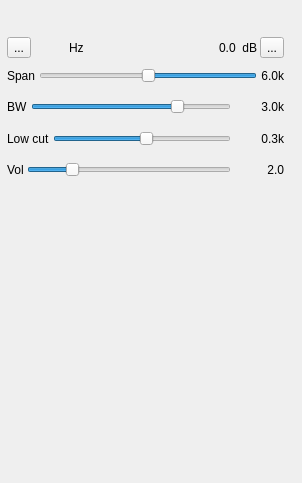
First picture: the form in plugins/channel/ssb/ssbdemodgui.ui, repository f4exb/sdrangel, before the edit.
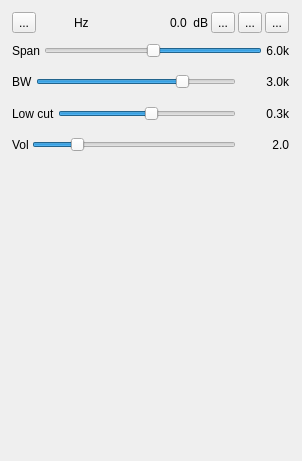
Second picture: the form after the edit. Icons and pictures are not drawn. Custom widgets are drawn as their Qt base class.

Commit message: New icons for SSB channel

What changed in the file:
```diff
--- a/plugins/channel/ssb/ssbdemodgui.ui
+++ b/plugins/channel/ssb/ssbdemodgui.ui
@@ -7,7 +7,7 @@
     <x>0</x>
     <y>0</y>
     <width>302</width>
-    <height>483</height>
+    <height>461</height>
    </rect>
   </property>
   <property name="minimumSize">
@@ -22,8 +22,8 @@
   <widget class="QWidget" name="settingsContainer" native="true">
    <property name="geometry">
     <rect>
-     <x>5</x>
-     <y>35</y>
+     <x>10</x>
+     <y>10</y>
      <width>281</width>
      <height>151</height>
     </rect>
@@ -160,6 +160,42 @@
           </property>
          </widget>
         </item>
+        <item>
+         <widget class="QToolButton" name="audioFlipChannels">
+          <property name="toolTip">
+           <string>Flip left/right audio channels</string>
+          </property>
+          <property name="text">
+           <string>...</string>
+          </property>
+          <property name="icon">
+           <iconset resource="../../../sdrbase/resources/res.qrc">
+            <normaloff>:/flip_lr.png</normaloff>
+            <normalon>:/flip_rl.png</normalon>:/flip_lr.png</iconset>
+          </property>
+          <property name="checkable">
+           <bool>true</bool>
+          </property>
+         </widget>
+        </item>
+        <item>
+         <widget class="QToolButton" name="dsb">
+          <property name="toolTip">
+           <string>DSB/SSB toggle</string>
+          </property>
+          <property name="text">
+           <string>...</string>
+          </property>
+          <property name="icon">
+           <iconset resource="../../../sdrbase/resources/res.qrc">
+            <normaloff>:/usb.png</normaloff>
+            <normalon>:/dsb.png</normalon>:/usb.png</iconset>
+          </property>
+          <property name="checkable">
+           <bool>true</bool>
+          </property>
+         </widget>
+        </item>
        </layout>
       </item>
      </layout>
@@ -350,8 +386,8 @@
   <widget class="QWidget" name="spectrumContainer" native="true">
    <property name="geometry">
     <rect>
-     <x>40</x>
-     <y>190</y>
+     <x>10</x>
+     <y>170</y>
      <width>218</width>
      <height>284</height>
     </rect>
```
The commit also changes 5 other files.
